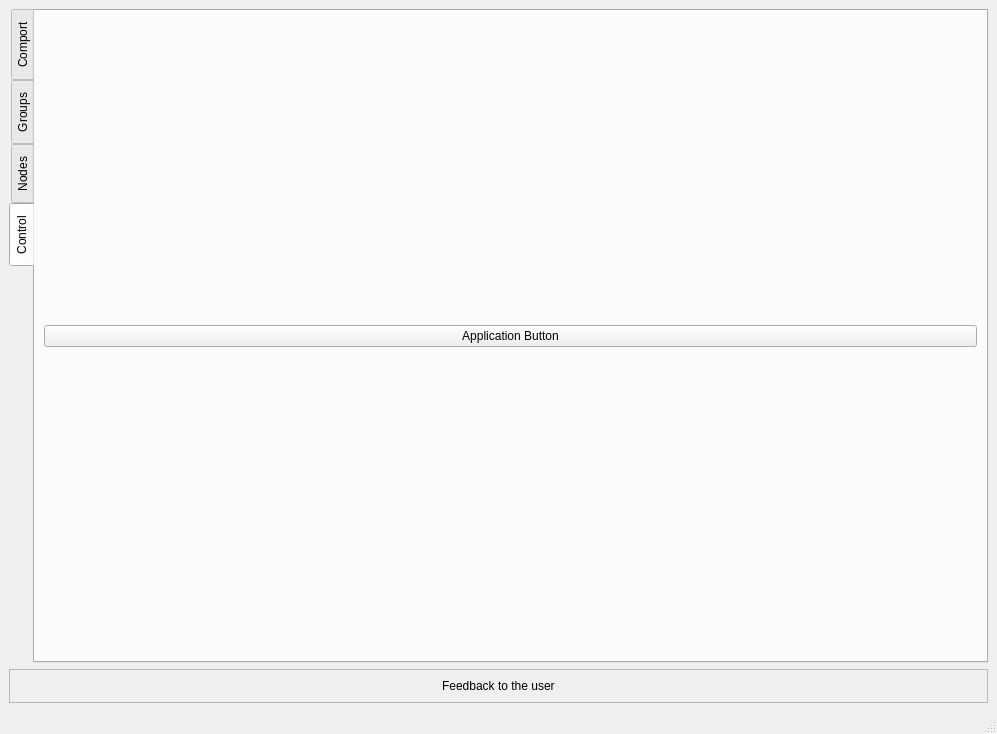
Before: the Qt Designer form Gui/Test_Groups/mainwindow.ui in kasper201/Domotica-School, drawn with Qt 5.
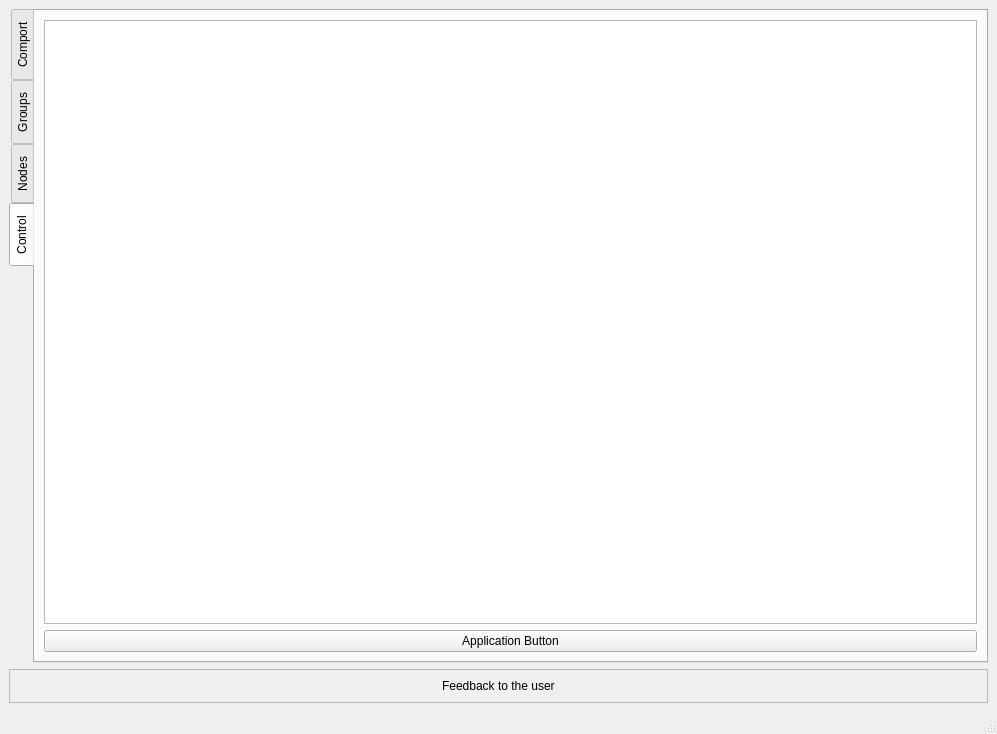
After: the same form once the commit is applied.

Commit message: Coloured box added

What changed in the file:
```diff
--- a/Gui/Test_Groups/mainwindow.ui
+++ b/Gui/Test_Groups/mainwindow.ui
@@ -554,6 +554,9 @@
         <string>Control</string>
        </attribute>
        <layout class="QVBoxLayout" name="verticalLayout_14">
+        <item>
+         <widget class="QListWidget" name="widget_led"/>
+        </item>
         <item>
          <widget class="QPushButton" name="appButton">
           <property name="text">
```
The commit also changes 1 other file.
